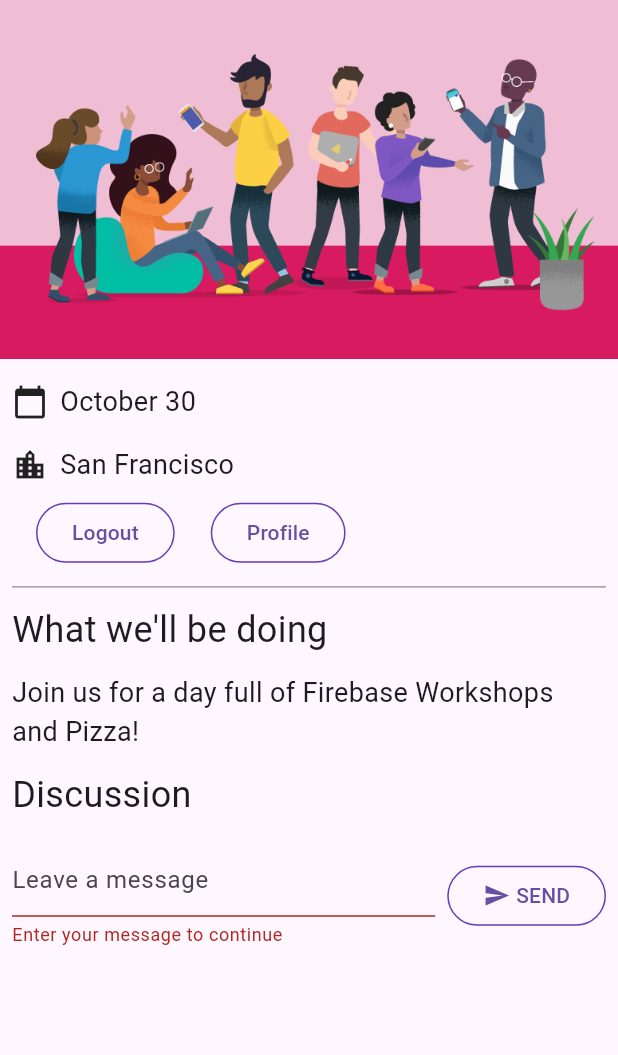
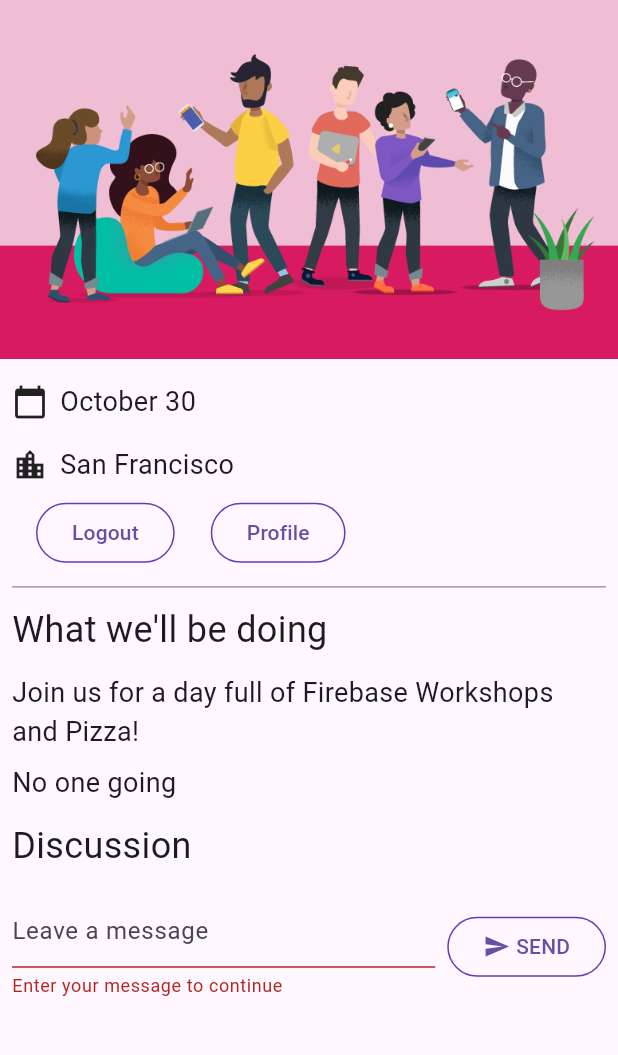
Before and after one commit to dodocap/flutter-codelabs-firebase, a Flutter app: the screen it shows once a user with an empty profile is signed in, after a tap on "SEND", on a phone screen of 412 x 824 dp, the part 84-1139 px from its top. Run offline on Flutter 3.47's test engine with Material 3 defaults, Android fonts, the phone set to English and light mode, and no system bars; our stand-ins replace cloud_firestore, firebase_auth, firebase_core, go_router, google_fonts; missing offline and left inert: firebase_ui_auth; accounts and stored records are empty.

Commit message:
feat: Bonus

```diff
--- a/lib/app_state.dart
+++ b/lib/app_state.dart
@@ -8,6 +8,8 @@ import 'package:flutter/material.dart';
 import 'package:gtk_flutter/firebase_options.dart';
 import 'package:gtk_flutter/guest_book_message.dart';
 
+enum Attending { yes, no, unknown }
+
 class ApplicationState extends ChangeNotifier {
   ApplicationState() {
     init();
@@ -16,9 +18,30 @@ class ApplicationState extends ChangeNotifier {
   bool _loggedIn = false;
   bool get loggedIn => _loggedIn;
 
+  bool _emailVerified = false;
+  bool get emailVerified => _emailVerified;
+
+
   StreamSubscription<QuerySnapshot>? _guestBookSubscription;
   List<GuestBookMessage> _guestBookMessages = [];
   List<GuestBookMessage> get guestBookMessages => _guestBookMessages;
+
+  int _attendees = 0;
+  int get attendees => _attendees;
+
+  Attending _attending = Attending.unknown;
+  StreamSubscription<DocumentSnapshot>? _attendingSubscription;
+  Attending get attending => _attending;
+  set attending(Attending attending) {
+    final userDoc = FirebaseFirestore.instance
+        .collection('attendees')
+        .doc(auth.FirebaseAuth.instance.currentUser!.uid);
+    if (attending == Attending.yes) {
+      userDoc.set(<String, dynamic>{'attending': true});
+    } else {
+      userDoc.set(<String, dynamic>{'attending': false});
+    }
+  }
 
   Future<void> init() async {
     await Firebase.initializeApp(
@@ -28,9 +51,19 @@ class ApplicationState extends ChangeNotifier {
       EmailAuthProvider(),
     ]);
 
+    FirebaseFirestore.instance
+        .collection('attendees')
+        .where('attending', isEqualTo: true)
+        .snapshots()
+        .listen((snapshot) {
+      _attendees = snapshot.docs.length;
+      notifyListeners();
+    });
+
     auth.FirebaseAuth.instance.userChanges().listen((user) {
       if (user != null) {
         _loggedIn = true;
+        _emailVerified = user.emailVerified;
         _guestBookSubscription = FirebaseFirestore.instance
             .collection('guestbook')
             .orderBy('timestamp', descending: true)
@@ -47,10 +80,28 @@ class ApplicationState extends ChangeNotifier {
           }
           notifyListeners();
         });
+        _attendingSubscription = FirebaseFirestore.instance
+            .collection('attendees')
+            .doc(user.uid)
+            .snapshots()
+            .listen((snapshot) {
+          if (snapshot.data() != null) {
+            if (snapshot.data()!['attending'] as bool) {
+              _attending = Attending.yes;
+            } else {
+              _attending = Attending.no;
+            }
+          } else {
+            _attending = Attending.unknown;
+          }
+          notifyListeners();
+        });
       } else {
         _loggedIn = false;
+        _emailVerified = false;
         _guestBookMessages = [];
         _guestBookSubscription?.cancel();
+        _attendingSubscription?.cancel(); // new
       }
       notifyListeners();
     });
--- a/lib/home_page.dart
+++ b/lib/home_page.dart
@@ -46,6 +46,11 @@ class HomePage extends StatelessWidget {
             builder: (context, appState, _) => Column(
               crossAxisAlignment: CrossAxisAlignment.start,
               children: [
+                switch (appState.attendees) {
+                  1 => const Paragraph('1 person going'),
+                  >= 2 => Paragraph('${appState.attendees} people going'),
+                  _ => const Paragraph('No one going'),
+                },
                 if (appState.loggedIn) ...[
                   const Header('Discussion'),
                   GuestBook(
```
Also changed, not shown: lib/yes_no_selection.dart (added, +68 -0 lines).
